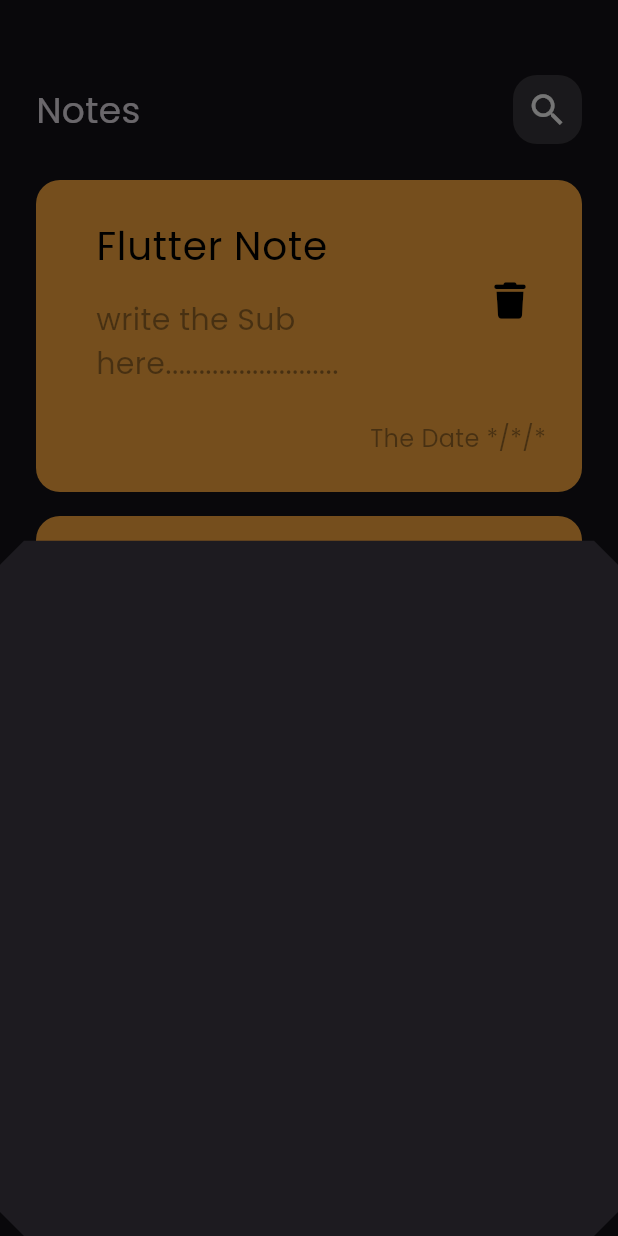
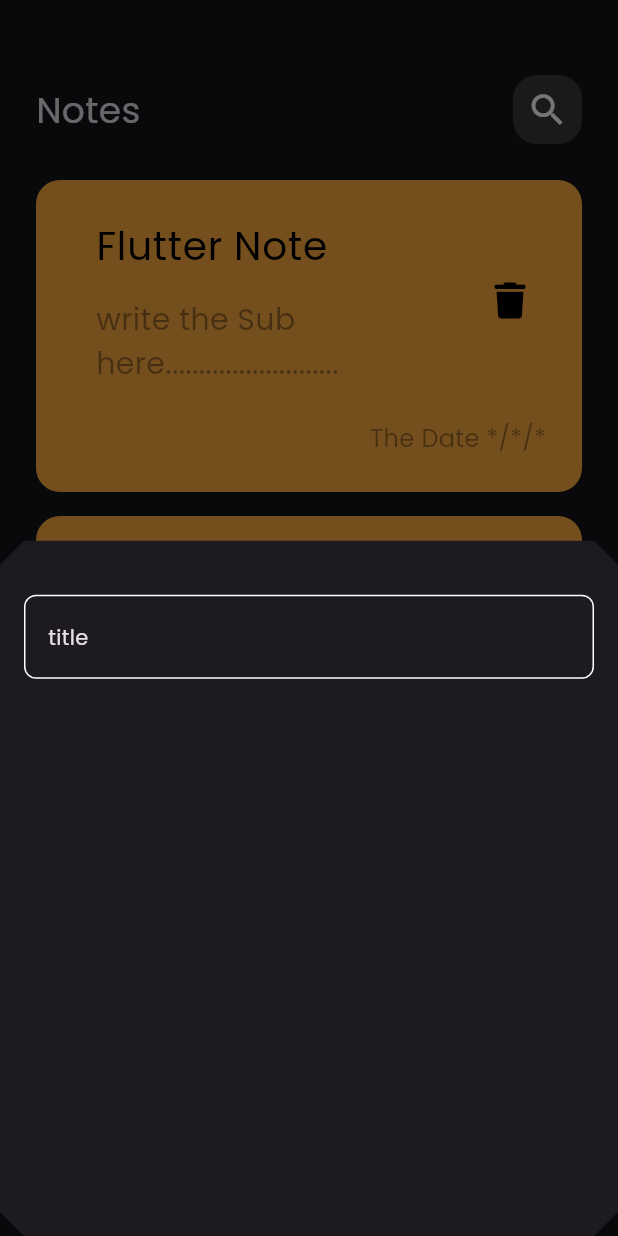
Before and after one commit to ahmedFarouk-code/notes_app, a Flutter app: the screen it shows after launch, after a tap on the "add" icon, on a phone screen of 412 x 824 dp. Run offline on Flutter 3.47's test engine with Material 3 defaults, Android fonts, the phone set to English and light mode, and no system bars; our stand-ins replace font_awesome_flutter.

Commit message:
create custom text filed

```diff
--- /dev/null
+++ b/lib/constants.dart
@@ -0,0 +1,3 @@
+import 'package:flutter/material.dart';
+
+const kPrimaryColor = Color(0xff62FCD7);
--- a/lib/widgets/add_note_bottom_sheet.dart
+++ b/lib/widgets/add_note_bottom_sheet.dart
@@ -1,10 +1,14 @@
 import 'package:flutter/material.dart';
+import 'package:notes_app/widgets/custom_text_filed.dart';
 
 class AddNoteBottomSheet extends StatelessWidget {
   const AddNoteBottomSheet({super.key});
 
   @override
   Widget build(BuildContext context) {
-    return Container();
+    return Padding(
+      padding: const EdgeInsets.only(top: 36, right: 16, left: 16),
+      child: Column(children: [CustomTextFiled()]),
+    );
   }
 }
--- /dev/null
+++ b/lib/widgets/custom_text_filed.dart
@@ -0,0 +1,26 @@
+import 'package:flutter/material.dart';
+import 'package:notes_app/constants.dart';
+
+class CustomTextFiled extends StatelessWidget {
+  const CustomTextFiled({super.key});
+
+  @override
+  Widget build(BuildContext context) {
+    return TextField(
+      cursorColor: kPrimaryColor,
+      decoration: InputDecoration(
+        hint: Text('title'),
+        border: builderBorder(),
+        enabledBorder: builderBorder(),
+        focusedBorder: builderBorder(kPrimaryColor),
+      ),
+    );
+  }
+
+  OutlineInputBorder builderBorder([color]) {
+    return OutlineInputBorder(
+      borderRadius: BorderRadius.circular(8),
+      borderSide: BorderSide(color: color ?? Colors.white),
+    );
+  }
+}
```
